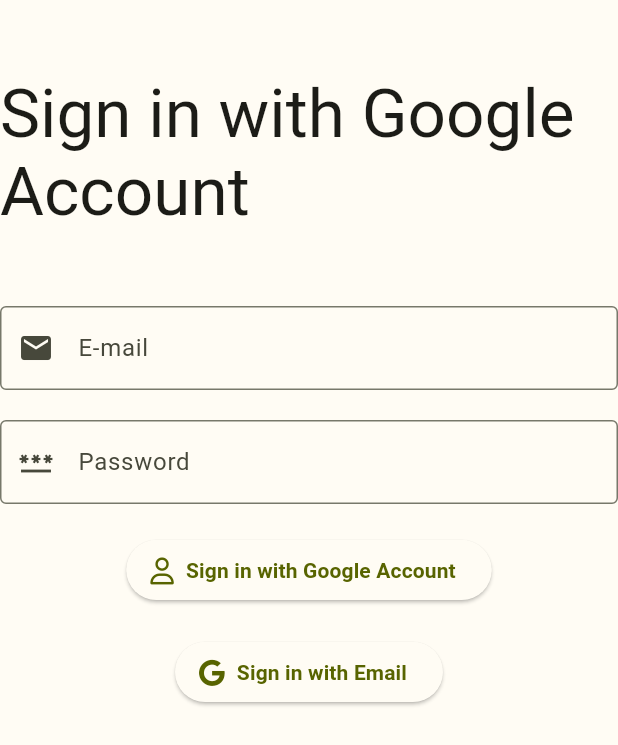
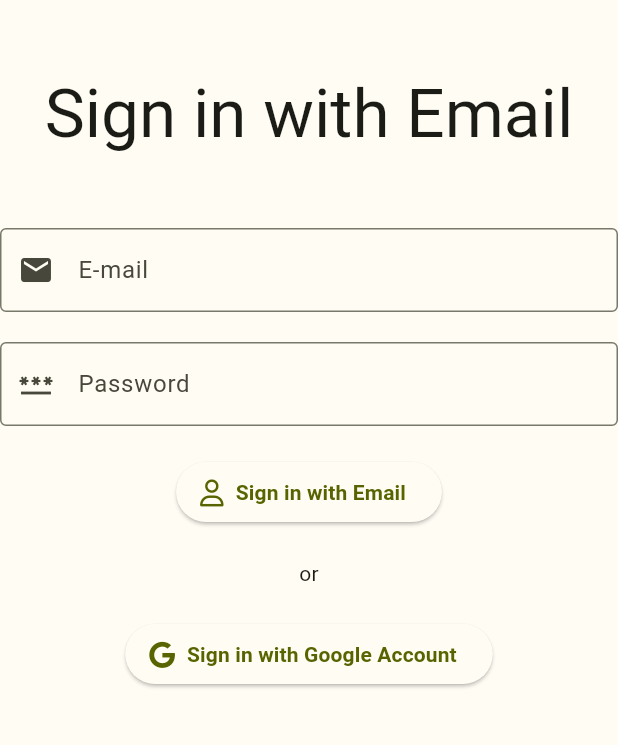
Before and after one commit to Mohamedabdeltawab86/quiz_app_new, a Flutter app: the LoginPage screen opened by its route, on a phone screen of 412 x 824 dp. Shown: the top 745 px of the screen. Run offline on Flutter 3.47's test engine with Material 3 defaults, Android fonts, the phone set to English and light mode, and no system bars; our stand-ins replace bloc, equatable, firebase_core, flutter_bloc, font_awesome_flutter, gap and 4 more; accounts and stored records are empty; generated files the repository leaves out were written again; Roboto replaces fonts that are missing (Cairo).

Commit message:
add some features to login page including localizations

```diff
--- a/lib/l10n/intl_en.arb
+++ b/lib/l10n/intl_en.arb
@@ -7,9 +7,9 @@
   "date": "Date",
   "time": "Time",
   "progress": "Progress",
-  "googlelogin": "Sign in with Email",
-  "login": "Sign in with Google Account",
-  "register": "Create Account",
+  "googlelogin": "Sign in with Google Account",
+  "login": "Sign in with Email",
+  "register": "Create an Account",
   "email": "E-mail",
   "password": "Password"
 }
--- a/lib/ui/login_page.dart
+++ b/lib/ui/login_page.dart
@@ -43,6 +43,8 @@ class LoginPage extends StatelessWidget {
                 icon: const FaIcon(FontAwesomeIcons.user),
                 label:  Text(AppLocalizations.of(context)!.login)),
             const Gap(20),
+            Text("or"),
+            const Gap(20),
             ElevatedButton.icon(
                 onPressed: () {},
                 icon: const FaIcon(FontAwesomeIcons.google,),
```
